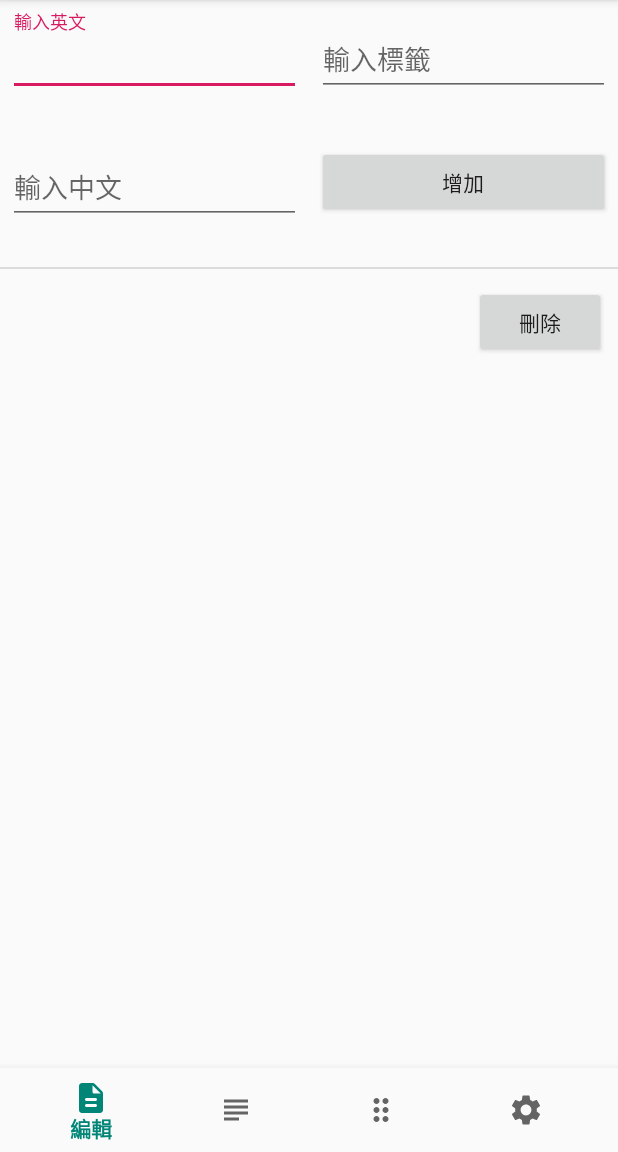
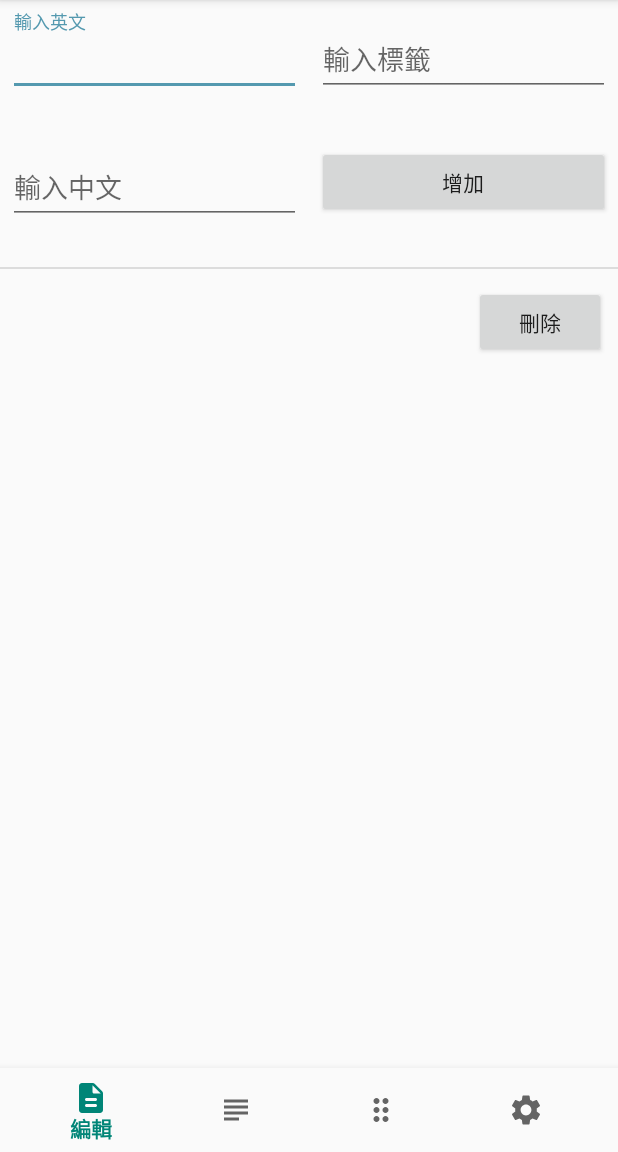
Before and after one commit to 312321321321432/supervoc, an Android app: the screen it shows after launch (MainActivity), on a phone screen of 412 x 824 dp, the part 84-1236 px from its top. Run offline under Robolectric (Android 15) with nearby library versions, the phone set to English and light mode, and no system bars; libraries missing offline, so code that uses them is left out: es.dmoral.toasty.

Commit message:
change color

```diff
--- a/app/src/main/res/values/colors.xml
+++ b/app/src/main/res/values/colors.xml
@@ -2,5 +2,5 @@
 <resources>
     <color name="colorPrimary">#008577</color>
     <color name="colorPrimaryDark">#00574B</color>
-    <color name="colorAccent">#D81B60</color>
+    <color name="colorAccent">#5499af</color>
 </resources>
```
